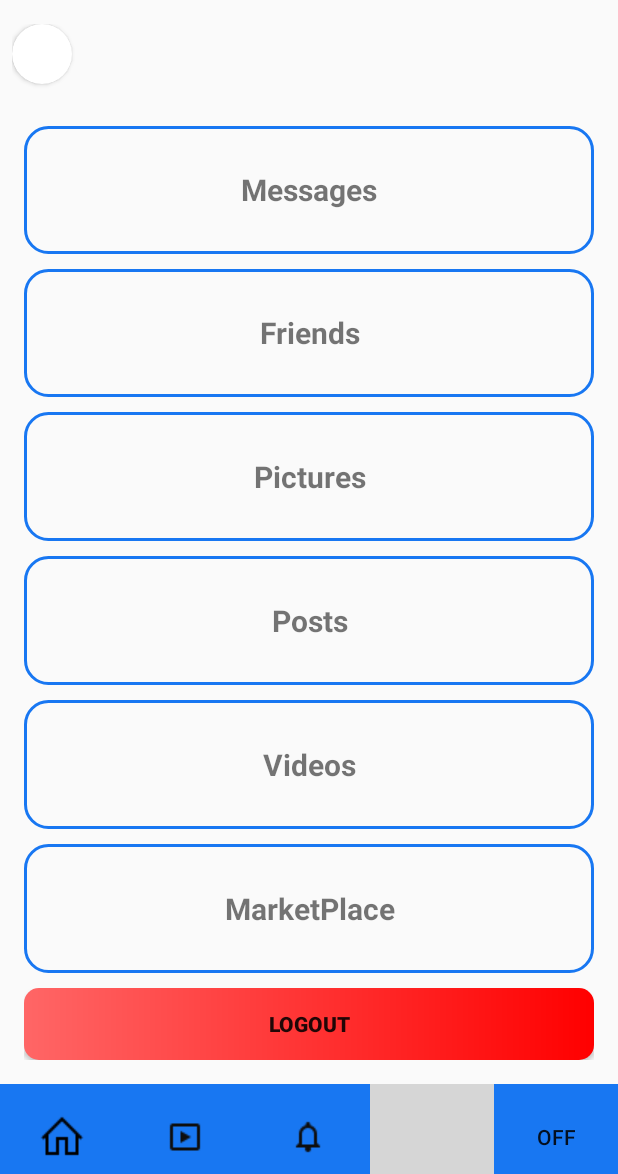
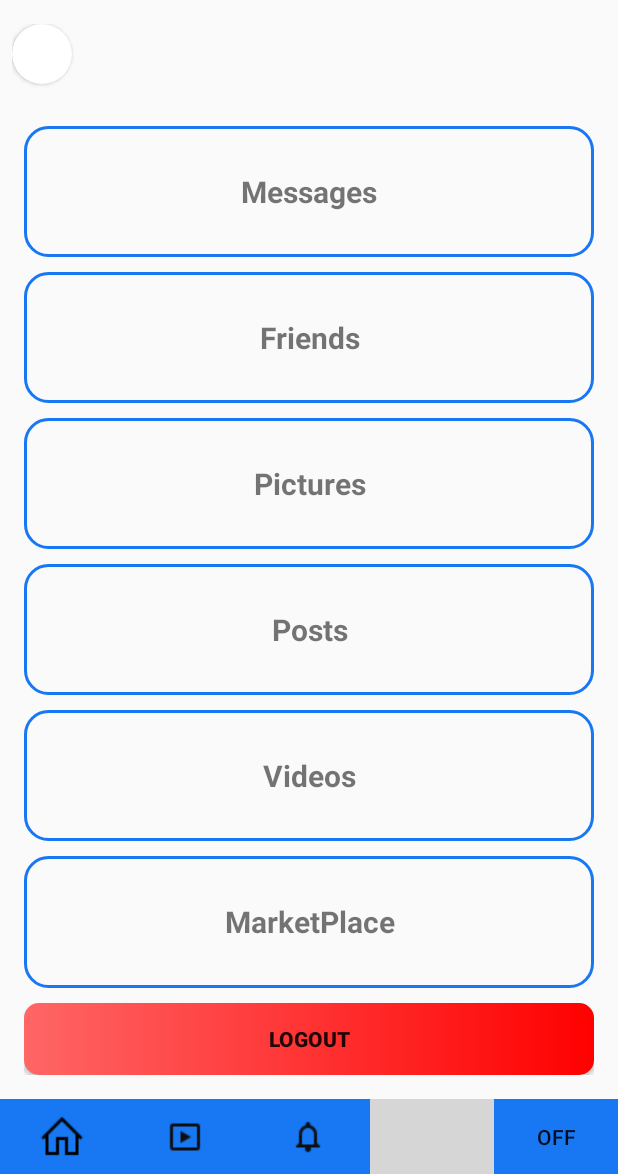
Before and after one commit to Orile14/Project-One-Ex2-Android, an Android app: the Menu screen opened directly, with no data from a screen before it, on a phone screen of 412 x 824 dp, the part 62-1236 px from its top. Run offline under Robolectric (Android 15) with nearby library versions, the phone set to English and light mode, and no system bars; 2 statements that could not run were skipped; grey boxes are pictures that could not be loaded.

Commit message:
update style

```diff
--- a/app/src/main/res/layout/activity_menu.xml
+++ b/app/src/main/res/layout/activity_menu.xml
@@ -200,7 +200,7 @@
     <LinearLayout
         android:id="@+id/bottomNavigation"
         android:layout_width="match_parent"
-        android:layout_height="60dp"
+        android:layout_height="50dp"
         android:layout_alignParentBottom="true"
         android:background="#1877F2"
         android:orientation="horizontal">
@@ -209,7 +209,7 @@
         <ImageButton
             android:id="@+id/imageButton2"
             android:layout_width="0dp"
-            android:layout_height="70dp"
+            android:layout_height="50dp"
             android:layout_weight="1"
             android:background="@drawable/circular_border_background"
             app:layout_constraintBottom_toBottomOf="parent"
@@ -220,7 +220,7 @@
             android:id="@+id/imageButton3"
             style="@style/Widget.AppCompat.ImageButton"
             android:layout_width="0dp"
-            android:layout_height="70dp"
+            android:layout_height="50dp"
             android:layout_weight="1"
             android:background="@drawable/circular_border_background"
             app:srcCompat="@drawable/ic_video"
@@ -229,7 +229,7 @@
         <ImageButton
             android:id="@+id/imageButton4"
             android:layout_width="0dp"
-            android:layout_height="70dp"
+            android:layout_height="50dp"
             android:layout_weight="1"
             android:background="@drawable/circular_border_background"
             app:srcCompat="@drawable/ic_notification"
@@ -240,17 +240,17 @@
         <ImageButton
             android:id="@+id/menuButton"
             android:layout_width="0dp"
-            android:layout_height="70dp"
+            android:layout_height="50dp"
             android:layout_weight="1"
             android:background="@drawable/circular_border_background"
             app:srcCompat="@drawable/ic_menu"
 
-            app:tint="#0E0E0E" />
+            app:tint="#FFFFFF" />
 
         <ToggleButton
             android:id="@+id/toggleButton2"
             android:layout_width="0dp"
-            android:layout_height="70dp"
+            android:layout_height="50dp"
             android:layout_weight="1"
             android:background="@drawable/circular_border_background"
             android:text="@string/togglebutton"
```
Also changed, not shown: app/src/main/res/layout/activity_comment.xml (+19 -18 lines), app/src/main/res/layout/activity_feed.xml (+7 -7 lines).
